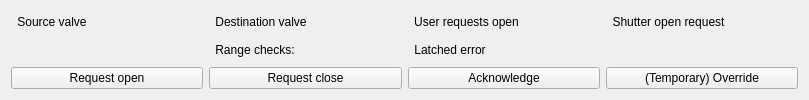
The window that pcdsdevices/ui/btps-source-summary.ui (pcdshub/pcdsdevices) describes before a commit, drawn with Qt 5.
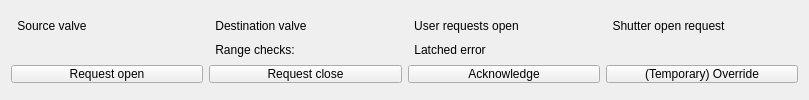
The same window after the commit. Custom widgets are drawn as their Qt base class.

The edit to the form file:
```diff
--- a/pcdsdevices/ui/btps-source-summary.ui
+++ b/pcdsdevices/ui/btps-source-summary.ui
@@ -37,6 +37,12 @@
   <layout class="QVBoxLayout" name="verticalLayout" stretch="0">
    <item>
     <layout class="QGridLayout" name="gridLayout">
+     <property name="topMargin">
+      <number>6</number>
+     </property>
+     <property name="bottomMargin">
+      <number>6</number>
+     </property>
      <item row="0" column="0">
       <layout class="QHBoxLayout" name="horizontalLayout">
        <item>
```
